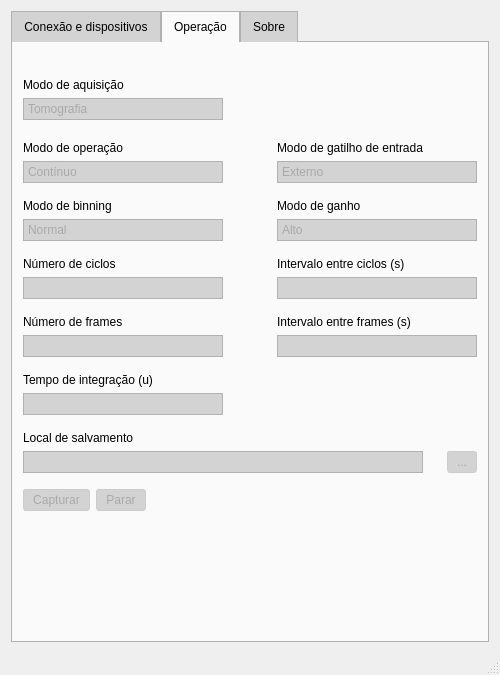
The window that QtGui/QtGui.ui (matheusssilva991/demo-api-sdk) describes before a commit, drawn with Qt 5.
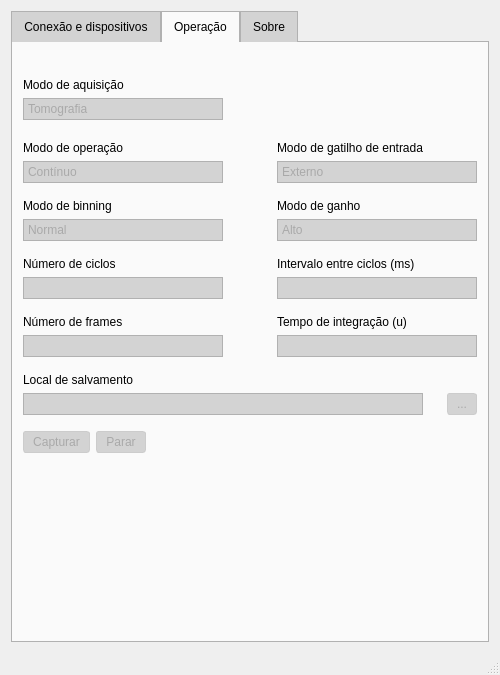
The same window after the commit. The open tabs and pages were chosen to show the change. Icons and pictures are not drawn.

Commit message: feat: add novas imagens fix: remover intervalo entre frames

Patch:
```diff
--- a/QtGui/QtGui.ui
+++ b/QtGui/QtGui.ui
@@ -32,7 +32,7 @@
      <verstretch>0</verstretch>
     </sizepolicy>
    </property>
-   <layout class="QVBoxLayout" name="verticalLayout_26">
+   <layout class="QHBoxLayout" name="horizontalLayout_34">
     <item>
      <widget class="QTabWidget" name="tabWidget">
       <property name="enabled">
@@ -752,7 +752,7 @@
        <attribute name="title">
         <string>Operação</string>
        </attribute>
-       <layout class="QVBoxLayout" name="verticalLayout_23">
+       <layout class="QVBoxLayout" name="verticalLayout_20">
         <item>
          <layout class="QHBoxLayout" name="horizontalLayout_9">
           <property name="topMargin">
@@ -838,6 +838,8 @@
          </layout>
         </item>
         <item>
+         <layout class="QVBoxLayout" name="verticalLayout_26">
+          <item>
          <layout class="QHBoxLayout" name="horizontalLayout_10">
           <property name="bottomMargin">
            <number>10</number>
@@ -1192,7 +1194,7 @@
             <item>
              <widget class="QLabel" name="cyclesIntervalLabel">
               <property name="text">
-               <string>Intervalo entre ciclos (s)</string>
+                 <string>Intervalo entre ciclos (ms)</string>
               </property>
              </widget>
             </item>
@@ -1226,7 +1228,7 @@
          </layout>
         </item>
         <item>
-         <layout class="QHBoxLayout" name="horizontalLayout_16">
+           <layout class="QHBoxLayout" name="horizontalLayout_33">
           <property name="bottomMargin">
            <number>10</number>
           </property>
@@ -1286,53 +1288,9 @@
            </spacer>
           </item>
           <item>
-           <layout class="QVBoxLayout" name="verticalLayout_20">
-            <property name="leftMargin">
-             <number>0</number>
-            </property>
-            <property name="bottomMargin">
-             <number>0</number>
-            </property>
-            <item>
-             <widget class="QLabel" name="framesIntervalLabel">
-              <property name="text">
-               <string>Intervalo entre frames (s)</string>
-              </property>
-             </widget>
-            </item>
-            <item>
-             <widget class="QLineEdit" name="framesIntervalInput">
-              <property name="enabled">
-               <bool>false</bool>
-              </property>
-              <property name="sizePolicy">
-               <sizepolicy hsizetype="Preferred" vsizetype="Fixed">
-                <horstretch>0</horstretch>
-                <verstretch>0</verstretch>
-               </sizepolicy>
-              </property>
-              <property name="minimumSize">
-               <size>
-                <width>200</width>
-                <height>0</height>
-               </size>
-              </property>
-              <property name="maximumSize">
-               <size>
-                <width>200</width>
-                <height>16777215</height>
-               </size>
-              </property>
-             </widget>
-            </item>
-           </layout>
-          </item>
-         </layout>
-        </item>
-        <item>
          <layout class="QHBoxLayout" name="horizontalLayout_14">
           <property name="bottomMargin">
-           <number>10</number>
+               <number>0</number>
           </property>
           <item>
            <layout class="QVBoxLayout" name="verticalLayout_21">
@@ -1376,18 +1334,7 @@
             </item>
            </layout>
           </item>
-          <item>
-           <spacer name="horizontalSpacer_13">
-            <property name="orientation">
-             <enum>Qt::Orientation::Horizontal</enum>
-            </property>
-            <property name="sizeHint" stdset="0">
-             <size>
-              <width>40</width>
-              <height>20</height>
-             </size>
-            </property>
-           </spacer>
+             </layout>
           </item>
          </layout>
         </item>
@@ -1513,6 +1460,8 @@
            </size>
           </property>
          </spacer>
+          </item>
+         </layout>
         </item>
        </layout>
       </widget>
```
Left out of the diff: 2 changed lines with no effect on the pictures. Lines whose indentation alone changed are shown as unchanged. The commit also changes 98 other files.
